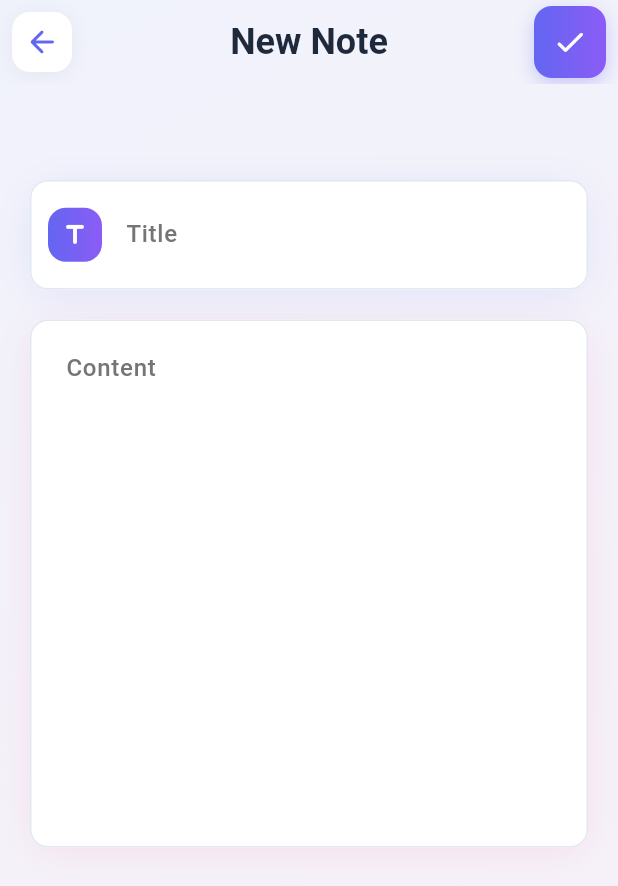
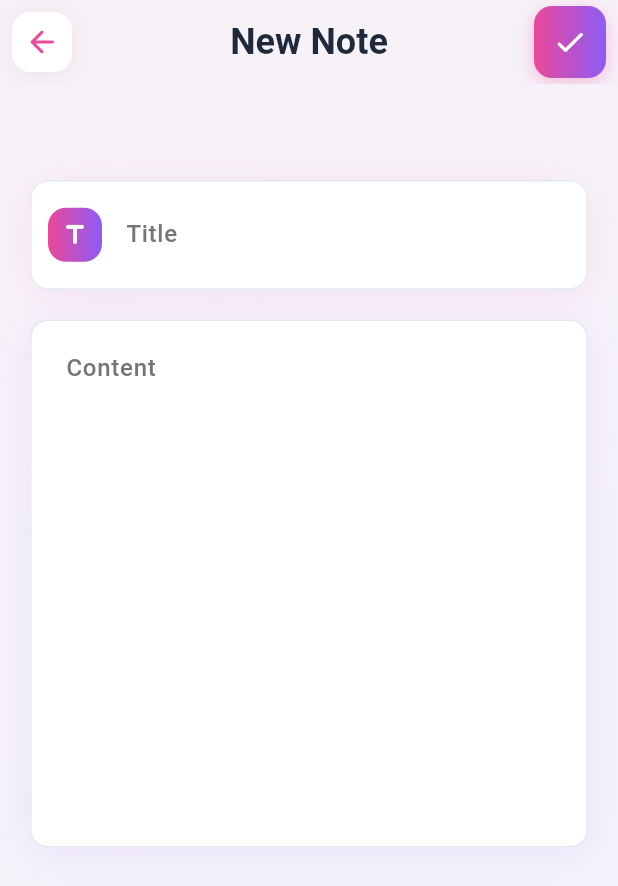
Before and after one commit to rschance1/zapp-preview-809b8659, a Flutter app: the NoteEditorScreen screen opened directly, on a phone screen of 412 x 824 dp. Shown: the top 886 px of the screen. Run offline on Flutter 3.47's test engine with Material 3 defaults, Android fonts, the light colour scheme and no system bars; our stand-ins replace supabase_flutter; accounts and stored records are empty.

Commit message:
Update lib/screens/notes/note_editor_screen.dart for preview

```diff
--- a/lib/screens/notes/note_editor_screen.dart
+++ b/lib/screens/notes/note_editor_screen.dart
@@ -120,7 +120,7 @@
           child: IconButton(
             icon: const Icon(Icons.arrow_back_rounded),
             onPressed: () => Navigator.of(context).pop(),
-            color: const Color(0xFF6366F1),
+            color: const Color(0xFFEC4899),
           ),
         ),
         title: Text(widget.note == null ? 'New Note' : 'Edit Note'),
@@ -142,14 +142,14 @@
               decoration: BoxDecoration(
                 gradient: const LinearGradient(
                   colors: [
-                    Color(0xFF6366F1),
+                    Color(0xFFEC4899),
                     Color(0xFF8B5CF6),
                   ],
                 ),
                 borderRadius: BorderRadius.circular(12),
                 boxShadow: [
                   BoxShadow(
-                    color: const Color(0xFF6366F1).withOpacity(0.3),
+                    color: const Color(0xFFEC4899).withOpacity(0.3),
                     blurRadius: 10,
                     offset: const Offset(0, 4),
                   ),
@@ -170,8 +170,8 @@
             begin: Alignment.topLeft,
             end: Alignment.bottomRight,
             colors: [
-              const Color(0xFF6366F1).withOpacity(0.05),
               const Color(0xFFEC4899).withOpacity(0.05),
+              const Color(0xFF8B5CF6).withOpacity(0.05),
             ],
           ),
         ),
@@ -196,7 +196,7 @@
                       borderRadius: BorderRadius.circular(20),
                       boxShadow: [
                         BoxShadow(
-                          color: const Color(0xFF6366F1).withOpacity(0.1),
+                          color: const Color(0xFFEC4899).withOpacity(0.1),
                           blurRadius: 20,
                           offset: const Offset(0, 4),
                         ),
@@ -222,7 +222,7 @@
                           decoration: BoxDecoration(
                             gradient: const LinearGradient(
                               colors: [
-                                Color(0xFF6366F1),
+                                Color(0xFFEC4899),
                                 Color(0xFF8B5CF6),
                               ],
                             ),
@@ -259,7 +259,7 @@
                       borderRadius: BorderRadius.circular(20),
                       boxShadow: [
                         BoxShadow(
-                          color: const Color(0xFFEC4899).withOpacity(0.1),
+                          color: const Color(0xFF8B5CF6).withOpacity(0.1),
                           blurRadius: 20,
                           offset: const Offset(0, 4),
                         ),
```
